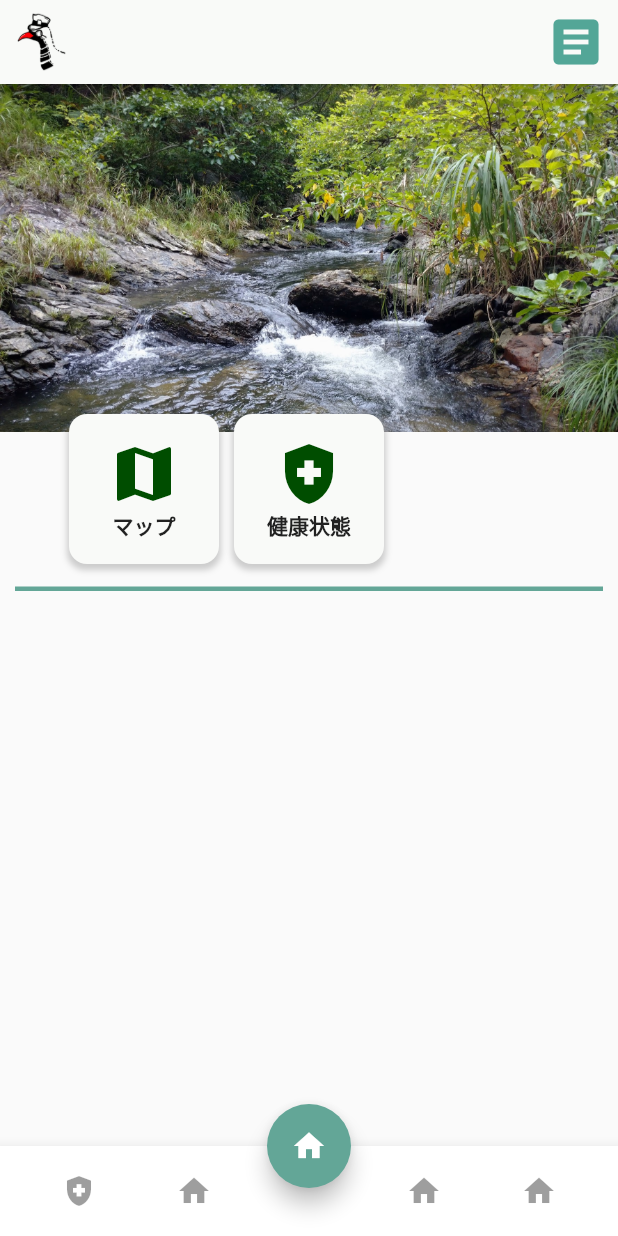
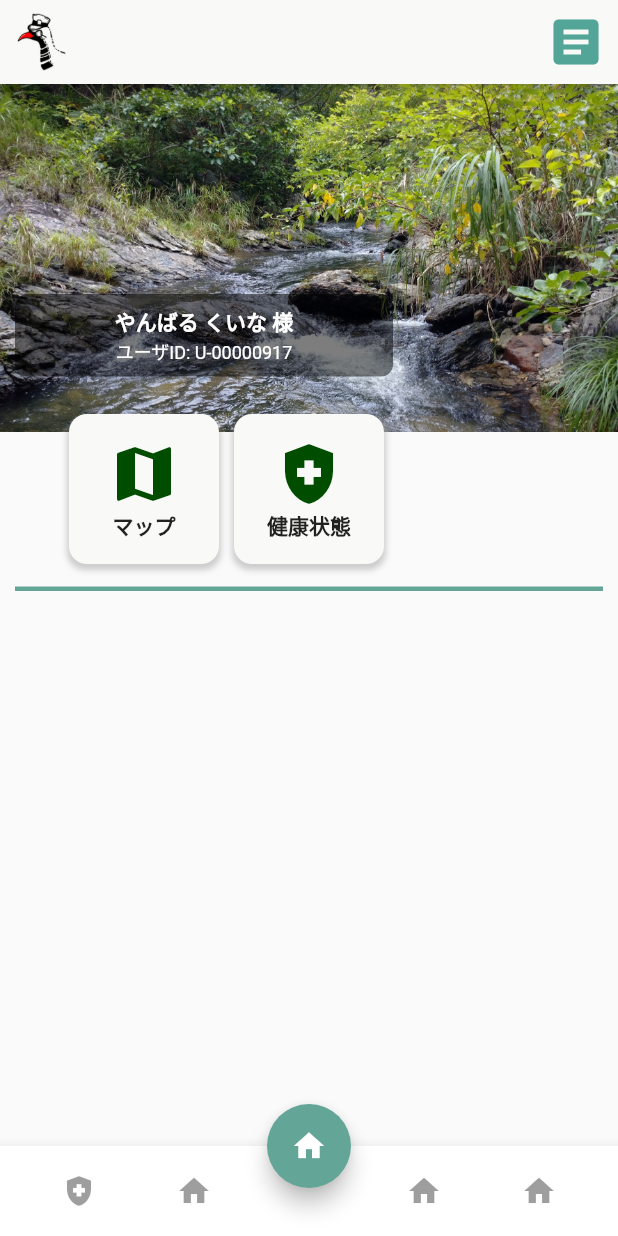
Before and after one commit to Team-NFF/quinart-application, a Flutter app: the screen it shows after launch, on a phone screen of 412 x 824 dp. Run offline on Flutter 3.47's test engine with Material 2 defaults, Android fonts, the light colour scheme and no system bars; our stand-ins replace flutter_riverpod, google_fonts, hooks_riverpod.

Commit message:
Update: Change directory structure(home page header)

```diff
--- a/lib/component/home_page/header.dart
+++ /dev/null
@@ -1,18 +0,0 @@
-import 'package:flutter/material.dart';
-
-class HomePageHeader extends StatelessWidget {
-  const HomePageHeader({super.key});
-
-  @override
-  Widget build(BuildContext context) {
-    return Positioned(
-      top: 0,
-      left: 0,
-      right: 0,
-      child: Image.asset(
-        'lib/assets/images/background/yanbaru_nature.JPG',
-        fit: BoxFit.fitWidth,
-      ),
-    );
-  }
-}
--- /dev/null
+++ b/lib/component/home_page/header/header.dart
@@ -0,0 +1,52 @@
+import 'package:flutter/material.dart';
+
+class HomePageHeader extends StatelessWidget {
+  const HomePageHeader({super.key});
+
+  @override
+  Widget build(BuildContext context) {
+    return Stack(
+      children: [
+        Positioned(
+          top: 0,
+          left: 0,
+          right: 0,
+          child: Image.asset(
+            'lib/assets/images/background/yanbaru_nature.JPG',
+            fit: BoxFit.fitWidth,
+          ),
+        ),
+        Positioned(
+          top: 140,
+          left: 10,
+          right: 150,
+          child: Container(
+            decoration: BoxDecoration(
+              color: Colors.black.withOpacity(0.5),
+              borderRadius: BorderRadius.circular(8),
+            ),
+            padding: const EdgeInsets.all(8),
+            child: const Column(
+              children: [
+                Text(
+                  "やんばる くいな 様",
+                  style: TextStyle(
+                    color: Colors.white,
+                    fontWeight: FontWeight.bold,
+                  ),
+                ),
+                Text(
+                  "ユーザID: U-00000917",
+                  style: TextStyle(
+                    color: Colors.white,
+                    fontSize: 12,
+                  ),
+                ),
+              ],
+            ),
+          ),
+        ),
+      ],
+    );
+  }
+}
--- a/lib/view/home_page/home.dart
+++ b/lib/view/home_page/home.dart
@@ -1,6 +1,6 @@
 import 'package:flutter/material.dart';
 import 'package:quinart/component/home_page/drawer/drawer.dart';
-import 'package:quinart/component/home_page/header.dart';
+import 'package:quinart/component/home_page/header/header.dart';
 import 'package:quinart/component/appbar/home_appbar.dart';
 import 'package:quinart/component/home_page/main_button/health_check.dart';
 import 'package:quinart/component/home_page/main_button/map.dart';
```
